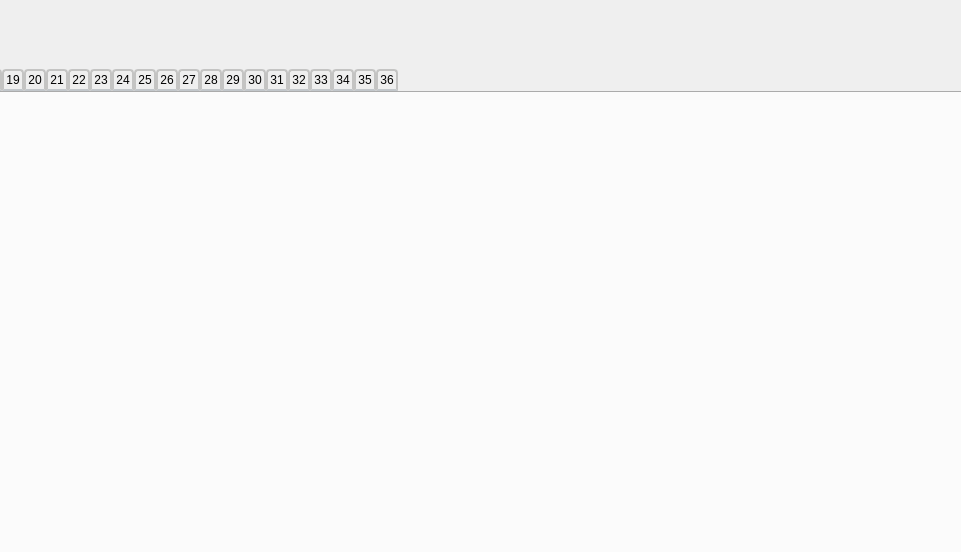
tixdim/QT_school, file Python_files/UI_files/TheoryWidget.ui: the form before one commit; both pictures show x 330 to 1291 and y 0 to 552 of the 1400 by 800 pixel window.
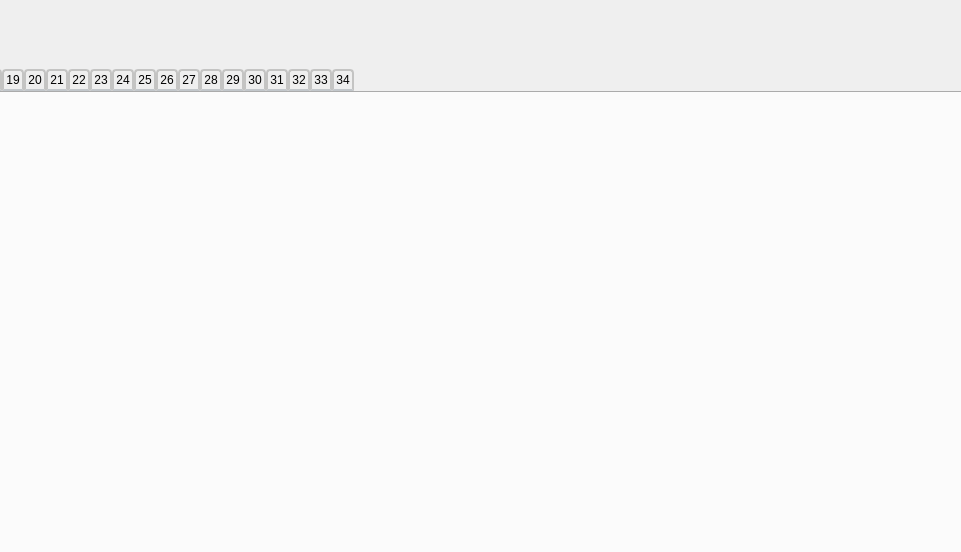
The form after the commit. The open tabs and pages were chosen to show the change. Icons and pictures are not drawn.

Diff of the .ui file:
```diff
--- a/Python_files/UI_files/TheoryWidget.ui
+++ b/Python_files/UI_files/TheoryWidget.ui
@@ -561,8 +561,8 @@
     <widget class="QLabel" name="label_23">
      <property name="geometry">
       <rect>
-       <x>410</x>
-       <y>30</y>
+       <x>680</x>
+       <y>10</y>
        <width>481</width>
        <height>331</height>
       </rect>
@@ -581,8 +581,8 @@
     <widget class="QLabel" name="label_24">
      <property name="geometry">
       <rect>
-       <x>580</x>
-       <y>70</y>
+       <x>730</x>
+       <y>60</y>
        <width>481</width>
        <height>331</height>
       </rect>
@@ -1283,11 +1283,6 @@
       <string/>
      </property>
     </widget>
-   </widget>
-   <widget class="QWidget" name="tab_61">
-    <attribute name="title">
-     <string>32</string>
-    </attribute>
     <widget class="QLabel" name="label_56">
      <property name="geometry">
       <rect>
@@ -1311,7 +1306,7 @@
    </widget>
    <widget class="QWidget" name="tab_62">
     <attribute name="title">
-     <string>33</string>
+     <string>32</string>
     </attribute>
     <widget class="QLabel" name="label_45">
      <property name="geometry">
@@ -1333,11 +1328,6 @@
       <string/>
      </property>
     </widget>
-   </widget>
-   <widget class="QWidget" name="tab_63">
-    <attribute name="title">
-     <string>34</string>
-    </attribute>
     <widget class="QLabel" name="label_57">
      <property name="geometry">
       <rect>
@@ -1361,7 +1351,7 @@
    </widget>
    <widget class="QWidget" name="tab_64">
     <attribute name="title">
-     <string>35</string>
+     <string>33</string>
     </attribute>
     <widget class="QLabel" name="label_46">
      <property name="geometry">
@@ -1406,7 +1396,7 @@
    </widget>
    <widget class="QWidget" name="tab_65">
     <attribute name="title">
-     <string>36</string>
+     <string>34</string>
     </attribute>
     <widget class="QLabel" name="label_58">
      <property name="geometry">
```
Left out of the diff: 12 changed lines with no effect on the pictures.
